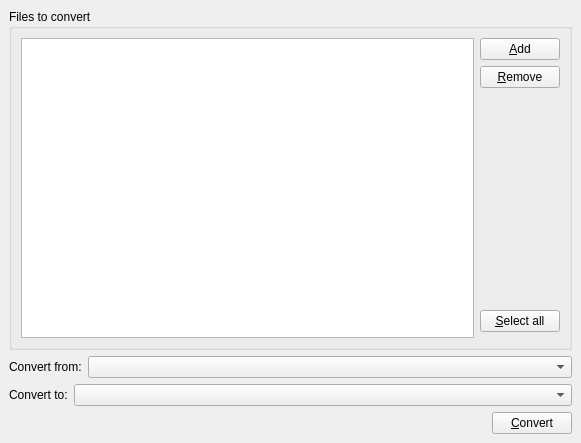
Before: the Qt Designer form src/obconverterwidget.ui in KDE/kalzium, drawn with Qt 5.
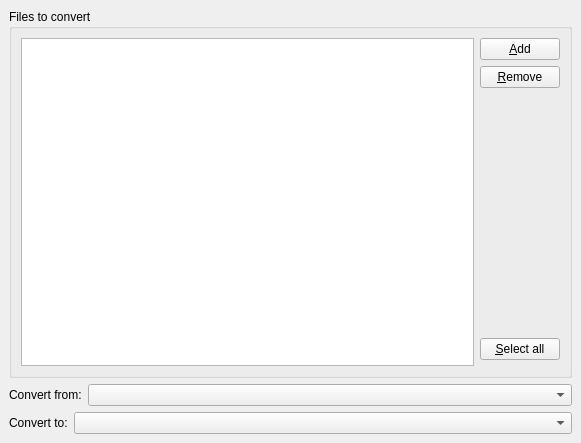
After: the same form once the commit is applied. Custom widgets are drawn as their Qt base class.

Commit message:
Improve the OpenBabel-converter dialog
Patch by Carsten Niehaus, thanks Carsten!

What changed in the file:
```diff
--- a/src/obconverterwidget.ui
+++ b/src/obconverterwidget.ui
@@ -81,19 +81,6 @@
      </layout>
     </widget>
    </item>
-   <item row="3" column="0" >
-    <spacer>
-     <property name="orientation" >
-      <enum>Qt::Horizontal</enum>
-     </property>
-     <property name="sizeHint" >
-      <size>
-       <width>40</width>
-       <height>20</height>
-      </size>
-     </property>
-    </spacer>
-   </item>
    <item row="1" column="0" colspan="2" >
     <layout class="QHBoxLayout" >
      <property name="margin" >
@@ -158,13 +145,6 @@
      </item>
     </layout>
    </item>
-   <item row="3" column="1" >
-    <widget class="KPushButton" name="convertFileButton" >
-     <property name="text" >
-      <string>&amp;Convert</string>
-     </property>
-    </widget>
-   </item>
   </layout>
  </widget>
  <customwidgets>
```
The commit also changes 1 other file.
